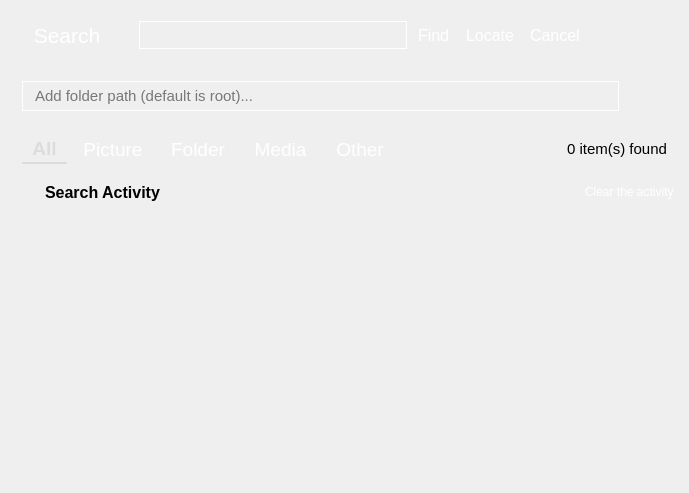
Before: the Qt Designer form app/search/search.ui in rahmanshaber/corebox, drawn with Qt 5.
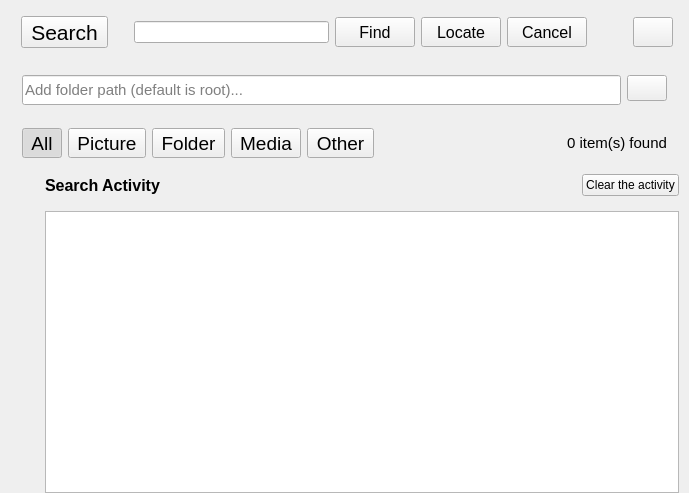
After: the same form once the commit is applied. Icons and pictures are not drawn.

```diff
--- a/app/search/search.ui
+++ b/app/search/search.ui
@@ -17,107 +17,7 @@
    <string>Search</string>
   </property>
   <property name="styleSheet">
-   <string notr="true">/*Search */
-
-#appTitle{
-    border: 1px #232323;
-    background-color: transparent;
-    color: #ffffff;}
-
-
-QWidget [accessibleName=&quot;options&quot;]{
-    background-color:#64697D;
-    color: #ffffff;
-    border: 1px #434343;}
-
-QWidget [accessibleName=&quot;infoPage&quot;]{
-    background-color:#F2F2F2 ;
-    color : #E6E6E6;;
-    border: 1px #434343;}
-
-
-QLabel{
-    background-color: transparent;
-    color: #000000;}
-
-
-QLineEdit {
-    background-color: transparent;
-    color: #000000;
-    border: 1px solid #ffffff;
-    padding: 5px 5px 5px 10px;}
-
-
-QToolButton{
-    background-color: transparent;
-    color: #ffffff;
-    border: 1px #434343;
-    padding: 5px 5px 5px 5px;}
-QToolButton:checked{
-    border:none;
-    border-bottom: 2px solid #DCDCDC;
-    color: #DCDCDC; 
-    font-weight: bold;}
-
-
-QPushButton{
-    background-color: transparent;
-    color: #ffffff;
-    Text-align:left;
-    border: 1px #434343;
-    padding: 5px 5px 5px 5px;}
-QPushButton:pressed{
-    background-color:#1793D1; }
-QPushButton:hover {
-    background-color: #1793D1;}
-
-
-QTreeView {
-   background-color: transparent;
-   color : #000000;}
-
-
-QTableView::item{
-    border-bottom-style:solid;
-    border-width:1;
-    border-color: #E6E6E6;
-    padding: 0px 20px 0px 20px;}
-QTableView::item:selected {
-    background-color:#1793D1 ;
-    color:#000000; }
-QTableView {
-    background-color:#F2F2F2 ;
-    padding: 0px 0px 20px 0px;
-    color:#000000; }
-QHeaderView{ 
-    height: 50px;
-    background-color:#E6E6E6 ;
-    color:#000000;}
-QHeaderView::section { 
-    background-color:#E6E6E6;
-    color:#000000;
-    border: 1px #ffffff;
-    padding-top: 4px;
-    font: 12pt &quot;Cantarell&quot;;}
-
-
-QScrollBar:vertical {
-    background-color: rgba( 0, 0, 0, 72% );
-    max-width: 8px;
-    border-radius: 4px;
-    padding: 1px; }
-QScrollBar::handle:vertical {
-    background-color: silver;
-    max-width: 6px;
-    min-height: 12px;
-    border-radius: 3px; }
-QScrollBar::sub-page:vertical {
-    background-color: rgba( 0, 0, 0, 72% ); }
-QScrollBar::add-page:vertical {
-    background-color: rgba( 0, 0, 0, 72% ); }
-QScrollBar::add-line:vertical,
-QScrollBar::sub-line:vertical {
-    width: 0px; height: 0px; }</string>
+   <string notr="true"/>
   </property>
   <layout class="QVBoxLayout" name="verticalLayout_2">
    <property name="spacing">
```
